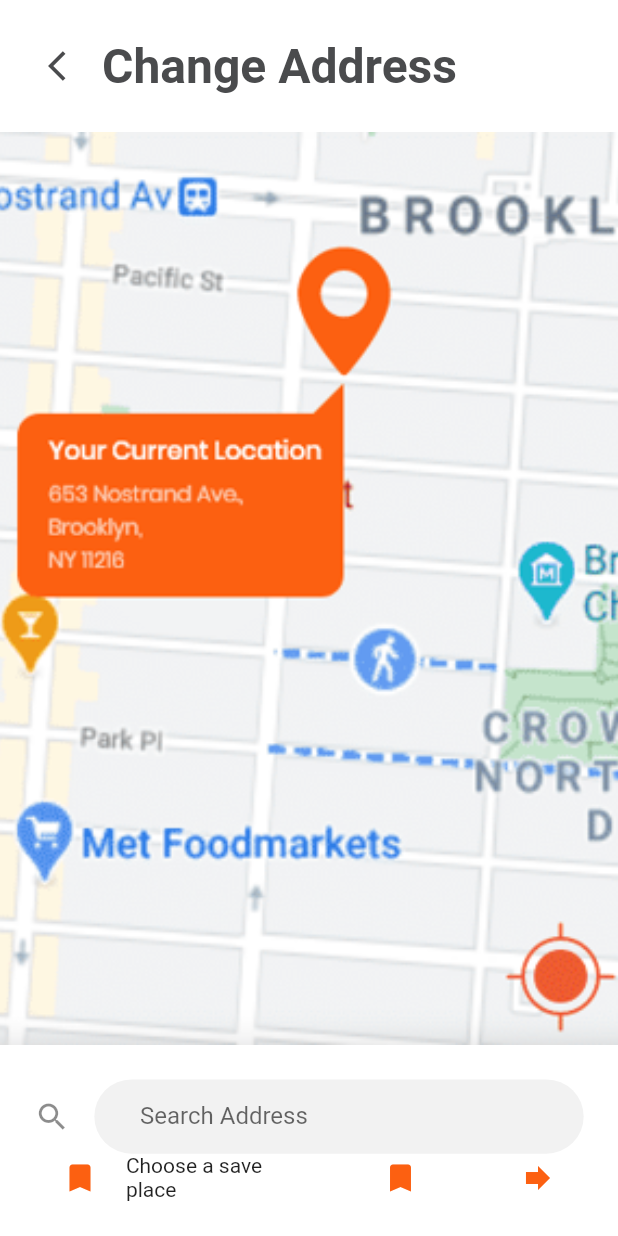
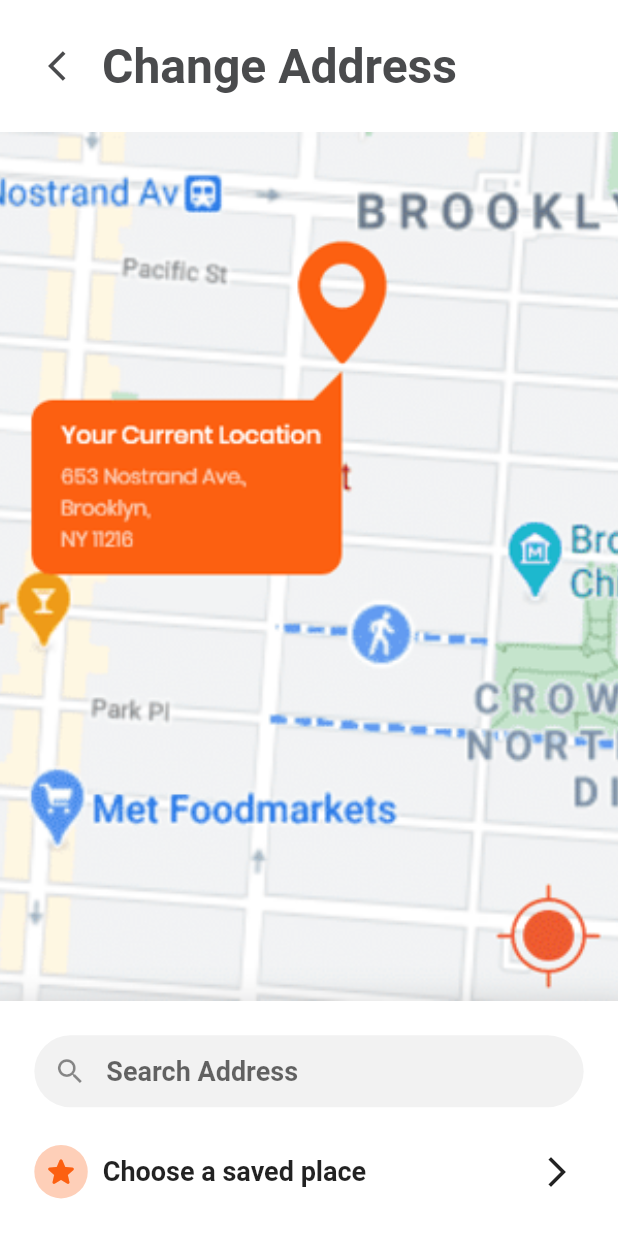
Before and after one commit to imam-swe/Food_Delivery_UI, a Flutter app: the CheckoutPage screen opened by its route, after a tap on "Change", on a phone screen of 412 x 824 dp. Run offline on Flutter 3.47's test engine with Material 2 defaults, Android fonts, the phone set to English and light mode, and no system bars; our stand-ins replace flutter_screenutil, font_awesome_flutter; missing offline and left inert: flutter_slider_indicator.

Commit message:
design checkouts

```diff
--- a/lib/src/pages/checkouts/change_address_page.dart
+++ b/lib/src/pages/checkouts/change_address_page.dart
@@ -65,41 +65,59 @@
                         EdgeInsets.symmetric(horizontal: kHorizontalPadding),
                     child: Column(
                       children: [
-                        TextFormField(
-
-                          style: const TextStyle(color: primaryFontColor),
+                        const TextField(
+                          //style: TextStyle(color: primaryFontColor),
                           keyboardType: TextInputType.emailAddress,
-                          decoration: const InputDecoration(
-                            labelText: 'Search Address',
-                             icon: Icon(Icons.search),
+                          decoration: InputDecoration(
+                            contentPadding: EdgeInsets.only(top: 20),
+                            isDense: true,
+                            hintText: 'Search Address',
+                            hintStyle: TextStyle(
+                              fontSize: 18,
+                              fontWeight: FontWeight.w600,
+                            ),
+                            prefixIcon: Icon(
+                              Icons.search,
+                              size: 22,
+                            ),
+                            //icon: Icon(Icons.search),
                             //isCollapsed: true,
                           ),
                         ),
+                        SizedBox(height: kVerticalPadding),
                         Row(
+                          mainAxisAlignment: MainAxisAlignment.spaceBetween,
                           children: const [
                             Expanded(
                               flex: 1,
-                              child: Icon(
-                                Icons.bookmark,
-                                color: mainColor,
+                              child: CircleAvatar(
+                                backgroundColor: Color(0xfffecfb8),
+                                child: Icon(
+                                  Icons.star_rounded,
+                                  color: mainColor,
+                                ),
+                              ),
+                            ),
+                            SizedBox(width: 10),
+                            Expanded(
+                              flex: 6,
+                              child: Text(
+                                "Choose a saved place",
+                                style: TextStyle(
+                                    fontSize: 18, fontWeight: FontWeight.bold),
                               ),
                             ),
                             Expanded(
                               flex: 2,
-                              child: Text("Choose a save place"),
-                            ),
-                            Expanded(
-                              flex: 2,
-                              child: Icon(
-                                Icons.bookmark,
-                                color: mainColor,
+                              child: SizedBox(
+                                width: 2,
                               ),
                             ),
                             Expanded(
                               flex: 1,
                               child: Icon(
-                                Icons.forward,
-                                color: mainColor,
+                                Icons.arrow_forward_ios,
+                                //color: mainColor,
                               ),
                             ),
                           ],
--- a/lib/src/pages/checkouts/checkout_page.dart
+++ b/lib/src/pages/checkouts/checkout_page.dart
@@ -176,8 +176,6 @@
                       const EdgeInsets.symmetric(horizontal: 30, vertical: 20),
                   child: Column(
                     children: [
-                      Column(
-                        children: [
                       Row(
                         mainAxisAlignment: MainAxisAlignment.spaceBetween,
                         children: [
@@ -214,9 +212,7 @@
                           ),
                         ],
                       ),
-                          Container(),
-                        ],
-                      ),
+                      //Container(),
                       Expanded(
                         flex: 1,
                         child: Column(
@@ -234,20 +230,125 @@
                           Row(
                             mainAxisAlignment: MainAxisAlignment.spaceBetween,
                             children: [
+                              const FittedBox(
+                                fit: BoxFit.fitWidth,
+                                child: Text(
+                                  "Cash on delivery",
+                                  style: TextStyle(
+                                    //color: mainColor,
+                                    fontWeight: FontWeight.bold,
+                                    fontSize: 18,
+                                  ),
+                                ),
+                              ),
+                              InkWell(
+                                onTap: () {
+                                  setState(() {
+                                    _value = !_value;
+                                  });
+                                },
+                                child: Container(
+                                  decoration: const BoxDecoration(
+                                    shape: BoxShape.circle,
+                                    color: Colors.orange,
+                                  ),
+                                  child: Padding(
+                                    padding: const EdgeInsets.all(10.0),
+                                    child: _value
+                                        ? const Icon(
+                                            Icons.check,
+                                            size: 8.0,
+                                            color: Colors.white,
+                                          )
+                                        : const Icon(
+                                            Icons.check_box_outline_blank,
+                                            size: 8.0,
+                                            color: Colors.white,
+                                          ),
+                                  ),
+                                ),
+                              ),
+                            ],
+                          ),
+                          Row(
+                            mainAxisAlignment: MainAxisAlignment.spaceBetween,
+                            children: [
                               SizedBox(
                                 height: 90.h,
                                 width: 150.w,
+                                child: Row(
+                                  children: [
+                                    Image.asset(
+                                      "assets/visa.png",
+                                      fit: BoxFit.fill,
+                                    ),
+                                    const Text(
+                                      "**** **** **** 3241",
+                                      style: TextStyle(
+                                        color: mainColor,
+                                        fontWeight: FontWeight.bold,
+                                        fontSize: 18,
+                                      ),
+                                    ),
+                                  ],
+                                ),
+                              ),
+                              // const FittedBox(
+                              //   fit: BoxFit.fitWidth,
+                              //   child: Text(
+                              //     "**** **** **** 3241",
+                              //     style: TextStyle(
+                              //       color: mainColor,
+                              //       fontWeight: FontWeight.bold,
+                              //       fontSize: 18,
+                              //     ),
+                              //   ),
+                              // ),
+                              InkWell(
+                                onTap: () {
+                                  setState(() {
+                                    _value = !_value;
+                                  });
+                                },
+                                child: Container(
+                                  decoration: const BoxDecoration(
+                                    shape: BoxShape.circle,
+                                    color: Colors.orange,
+                                  ),
+                                  child: Padding(
+                                    padding: const EdgeInsets.all(10.0),
+                                    child: _value
+                                        ? const Icon(
+                                            Icons.check,
+                                            size: 8.0,
+                                            color: Colors.white,
+                                          )
+                                        : const Icon(
+                                            Icons.check_box_outline_blank,
+                                            size: 8.0,
+                                            color: Colors.white,
+                                          ),
+                                  ),
+                                ),
+                              ),
+                            ],
+                          ),
+                          Row(
+                            mainAxisAlignment: MainAxisAlignment.spaceBetween,
+                            children: [
+                              SizedBox(
+                                height: 90.h,
+                                width: 90.w,
                                 child: Image.asset(
-                                  "assets/visa.png",
+                                  "assets/paypal.png",
                                   fit: BoxFit.fill,
                                 ),
                               ),
                               const FittedBox(
                                 fit: BoxFit.fitWidth,
                                 child: Text(
-                                  "**** **** **** 3241",
+                                  "monkey01@gmail.com",
                                   style: TextStyle(
-                                    color: mainColor,
                                     fontWeight: FontWeight.bold,
                                     fontSize: 18,
                                   ),
@@ -296,32 +397,32 @@
                           ],
                         ),
                       ),
-                      Expanded(
-                        flex: 1,
-                        child: Column(
-                          children: [
-                            Row(
-                              mainAxisAlignment: MainAxisAlignment.spaceBetween,
-                              children: [
-                                FittedBox(
-                                  fit: BoxFit.fitWidth,
-                                  child: Text(
-                                    "Other Methods",
-                                    style: Theme.of(context)
-                                        .textTheme
-                                        .bodyText2!
-                                        .copyWith(
-                                          color: primaryFontColor,
-                                          fontWeight: FontWeight.bold,
-                                          //fontSize: 20,
-                                        ),
-                                  ),
-                                ),
-                              ],
-                            ),
-                          ],
-                        ),
-                      ),
+                      // Expanded(
+                      //   flex: 1,
+                      //   child: Column(
+                      //     children: [
+                      //       Row(
+                      //         mainAxisAlignment: MainAxisAlignment.spaceBetween,
+                      //         children: [
+                      //           FittedBox(
+                      //             fit: BoxFit.fitWidth,
+                      //             child: Text(
+                      //               "Other Methods",
+                      //               style: Theme.of(context)
+                      //                   .textTheme
+                      //                   .bodyText2!
+                      //                   .copyWith(
+                      //                     color: primaryFontColor,
+                      //                     fontWeight: FontWeight.bold,
+                      //                     //fontSize: 20,
+                      //                   ),
+                      //             ),
+                      //           ),
+                      //         ],
+                      //       ),
+                      //     ],
+                      //   ),
+                      // ),
                     ],
                   ),
                 ),
```
Also changed, not shown: assets/paypal.png (added). Lines whose indentation alone changed are shown as unchanged.
